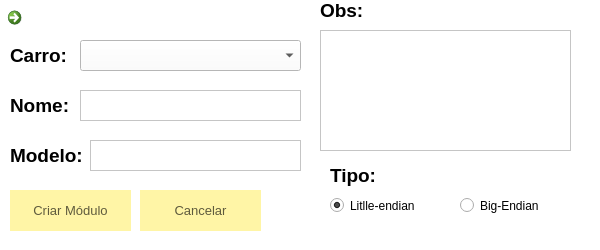
Before: the Qt Designer form FSIPLeiria/criarmodulo.ui in tatianascgil/Projeto_Informatico_Formula_Student_Barramento_CAN, drawn with Qt 5.
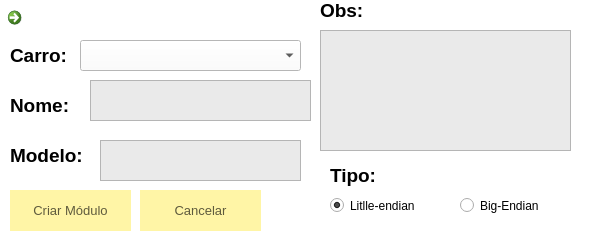
After: the same form once the commit is applied. Icons and pictures are not drawn.

```diff
--- a/FSIPLeiria/criarmodulo.ui
+++ b/FSIPLeiria/criarmodulo.ui
@@ -131,10 +131,10 @@
   <widget class="QTextEdit" name="textEditNomeModulo">
    <property name="geometry">
     <rect>
-     <x>80</x>
-     <y>90</y>
+     <x>90</x>
+     <y>80</y>
      <width>221</width>
-     <height>31</height>
+     <height>41</height>
     </rect>
    </property>
    <property name="font">
@@ -145,6 +145,9 @@
    <property name="cursor" stdset="0">
     <cursorShape>IBeamCursor</cursorShape>
    </property>
+   <property name="styleSheet">
+    <string notr="true">background:rgb(234, 234, 234)</string>
+   </property>
   </widget>
   <widget class="QTextEdit" name="textEditObsModulo">
    <property name="geometry">
@@ -163,14 +166,17 @@
    <property name="cursor" stdset="0">
     <cursorShape>IBeamCursor</cursorShape>
    </property>
+   <property name="styleSheet">
+    <string notr="true">background:rgb(234, 234, 234)</string>
+   </property>
   </widget>
   <widget class="QTextEdit" name="textEditModeloModulo">
    <property name="geometry">
     <rect>
-     <x>90</x>
+     <x>100</x>
      <y>140</y>
-     <width>211</width>
-     <height>31</height>
+     <width>201</width>
+     <height>41</height>
     </rect>
    </property>
    <property name="font">
@@ -181,6 +187,9 @@
    <property name="cursor" stdset="0">
     <cursorShape>IBeamCursor</cursorShape>
    </property>
+   <property name="styleSheet">
+    <string notr="true">background:rgb(234, 234, 234)</string>
+   </property>
   </widget>
   <widget class="QCommandLinkButton" name="commandButtonVoltar">
    <property name="geometry">
@@ -226,7 +235,7 @@
     <rect>
      <x>330</x>
      <y>160</y>
-     <width>51</width>
+     <width>61</width>
      <height>31</height>
     </rect>
    </property>
```
